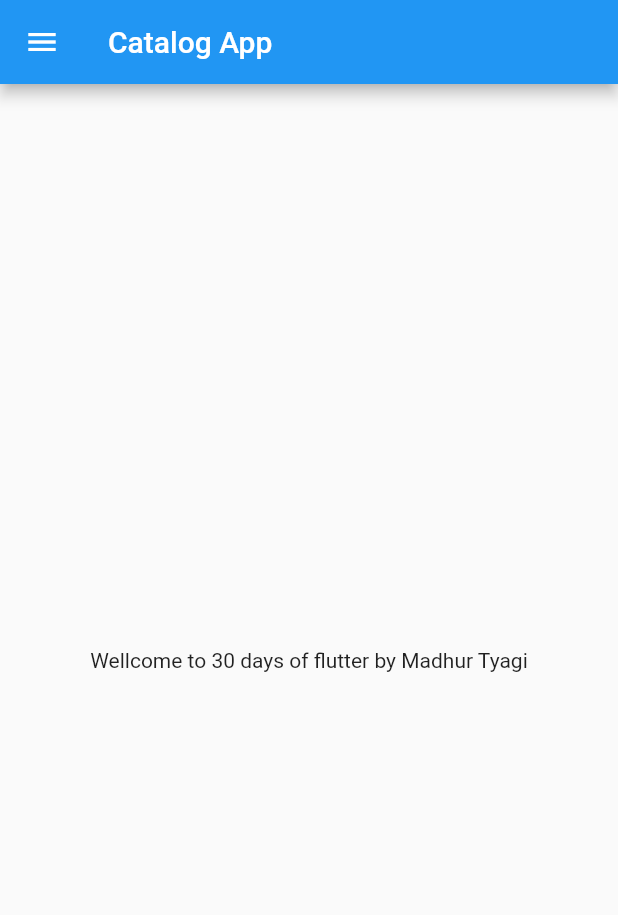
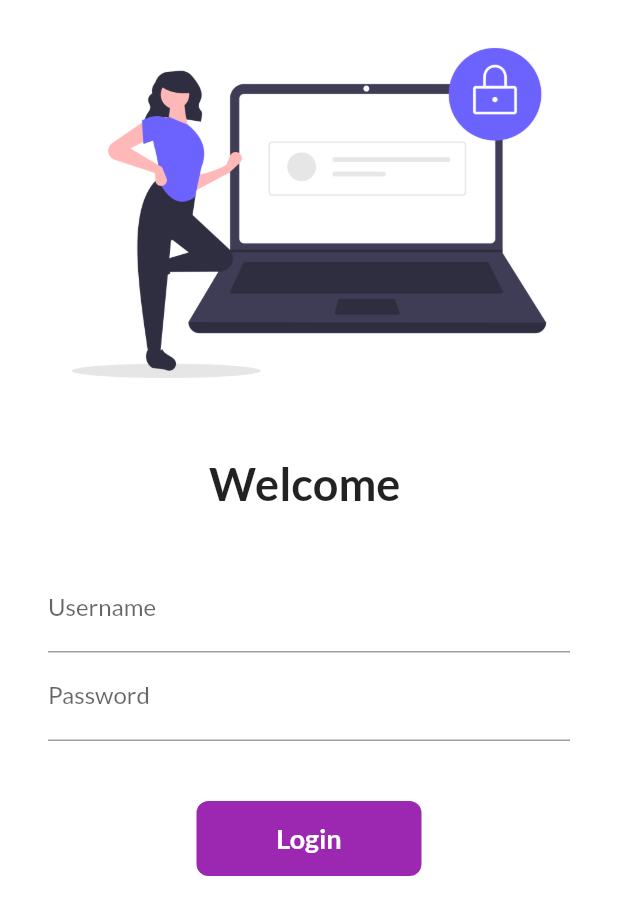
Before and after one commit to tyagimadhur06/Catalogue_app, a Flutter app: the screen it shows after launch, on a phone screen of 412 x 824 dp. Shown: the top 915 px of the screen. Run offline on Flutter 3.47's test engine with Material 2 defaults, Android fonts, the phone set to English and light mode, and no system bars; our stand-ins replace google_fonts.

Commit message:
day5 completed

```diff
--- a/lib/main.dart
+++ b/lib/main.dart
@@ -1,5 +1,8 @@
 import 'package:flutter/material.dart';
-import 'package:myapp/home_page.dart';
+import 'package:myapp/pages/home_page.dart';
+import 'package:myapp/pages/login_page.dart';
+import 'package:google_fonts/google_fonts.dart';
+import 'package:myapp/utils/routes.dart';
 
 void main(List<String> args) {
   runApp(MyApp());
@@ -11,7 +14,20 @@ class MyApp extends StatelessWidget {
   @override
   Widget build(BuildContext context) {
     return MaterialApp(
-      home:HomePage(),
+      themeMode: ThemeMode.light,
+      theme: ThemeData(
+        primarySwatch: Colors.purple,
+        fontFamily: GoogleFonts.lato().fontFamily,
+        ),
+      darkTheme: ThemeData(
+        brightness: Brightness.dark,
+      ),
+      initialRoute: "/",
+      routes: {
+        "/" : (context) => LoginPage(),
+        MyRoutes.homeRoute :(context) => HomePage(),
+        MyRoutes.loginRoute:(context) => LoginPage(),
+      },
     );
     return const Placeholder();
   }
--- /dev/null
+++ b/lib/pages/login_page.dart
@@ -0,0 +1,103 @@
+import 'package:flutter/material.dart';
+import 'package:myapp/utils/routes.dart';
+
+class LoginPage extends StatefulWidget {
+  const LoginPage({super.key});
+
+  @override
+  State<LoginPage> createState() => _LoginPageState();
+}
+
+class _LoginPageState extends State<LoginPage> {
+  String name = "";
+  bool changeButton = false;
+  @override
+  Widget build(BuildContext context) {
+    return Material(
+        color: Colors.white,
+        child: SingleChildScrollView(
+          child: Column(
+            children: [
+              Image.asset(
+                "assets/images/loigin_image.png",
+                fit: BoxFit.cover,
+              ),
+              SizedBox(
+                height: 20.0,
+              ),
+              Text(
+                "Welcome $name",
+                style: TextStyle(
+                  fontSize: 30,
+                  fontWeight: FontWeight.bold,
+                ),
+              ),
+              SizedBox(
+                height: 20.0,
+              ),
+              Padding(
+                padding: const EdgeInsets.symmetric(
+                    vertical: 16.0, horizontal: 32.0),
+                child: Column(
+                  children: [
+                    TextFormField(
+                      decoration: InputDecoration(
+                          hintText: "Enter Username", labelText: "Username"),
+                      onChanged: (value) {
+                        name = value;
+                        setState(() {});
+                      },
+                    ),
+                    TextFormField(
+                      obscureText: true,
+                      decoration: InputDecoration(
+                        hintText: "Enter Password",
+                        labelText: "Password",
+                      ),
+                    ),
+                    SizedBox(
+                      height: 40.0,
+                    ),
+
+                    InkWell(
+                      onTap: () async{
+                        setState(() {
+                          changeButton = true;
+                        });
+                        await Future.delayed(Duration(seconds: 1));
+                        Navigator.pushNamed(context, MyRoutes.homeRoute);
+                      },
+                      child: AnimatedContainer(
+                        duration: Duration(seconds: 1),
+                        width: changeButton ? 50 : 150,
+                        height: 50,
+                        alignment: Alignment.center,
+                        child: changeButton ? Icon(Icons.done, color: Colors.white,)
+                        : Text(
+                          "Login",
+                          style: TextStyle(
+                              color: Colors.white,
+                              fontWeight: FontWeight.bold,
+                              fontSize: 18),
+                        ),
+                        decoration: BoxDecoration(
+                          color: Colors.purple,
+                          borderRadius: BorderRadius.circular(changeButton ? 50 : 8),
+                        ),
+                      ),
+                    )
+                    // ElevatedButton(
+                    //   onPressed: () {
+                    //     Navigator.pushNamed(context, MyRoutes.homeRoute);
+                    //   },
+                    //   child: Text("Login"),
+                    //   style: TextButton.styleFrom(minimumSize: Size(200, 40)),
+                    // ),
+                  ],
+                ),
+              )
+            ],
+          ),
+        ));
+  }
+}
--- /dev/null
+++ b/lib/utils/routes.dart
@@ -0,0 +1,6 @@
+import 'package:myapp/pages/home_page.dart';
+
+class MyRoutes {
+  static String loginRoute = "/login";
+  static String homeRoute = "/home";
+}
--- a/pubspec.yaml
+++ b/pubspec.yaml
@@ -35,6 +35,7 @@ dependencies:
   # The following adds the Cupertino Icons font to your application.
   # Use with the CupertinoIcons class for iOS style icons.
   cupertino_icons: ^1.0.2
+  google_fonts: ^4.0.4
 
 dev_dependencies:
   flutter_test:
@@ -59,8 +60,8 @@ flutter:
   uses-material-design: true
 
   # To add assets to your application, add an assets section, like this:
-  # assets:
-  #   - images/a_dot_burr.jpeg
+  assets:
+    - assets/images/
   #   - images/a_dot_ham.jpeg
 
   # An image asset can refer to one or more resolution-specific "variants", see
```
Also changed, not shown: assets/images/loigin_image.png (added), lib/pages/home_page.dart (renamed from lib/home_page.dart), pubspec.lock, 10 other files.
